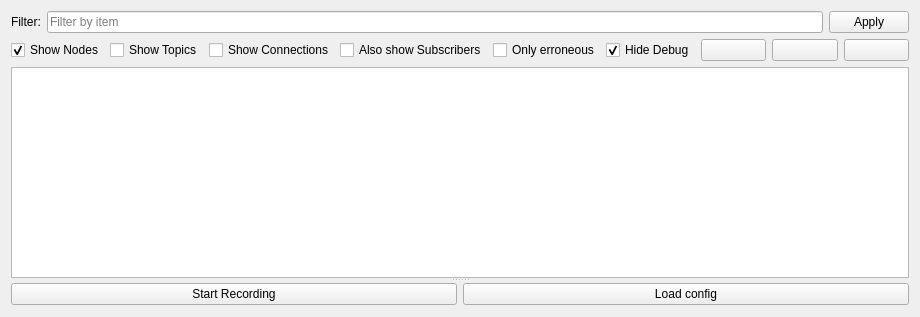
The window that arni_rqt_detail_plugin/resources/TreeWidget.ui (UTNuclearRobotics/arni) describes before a commit, drawn with Qt 5.
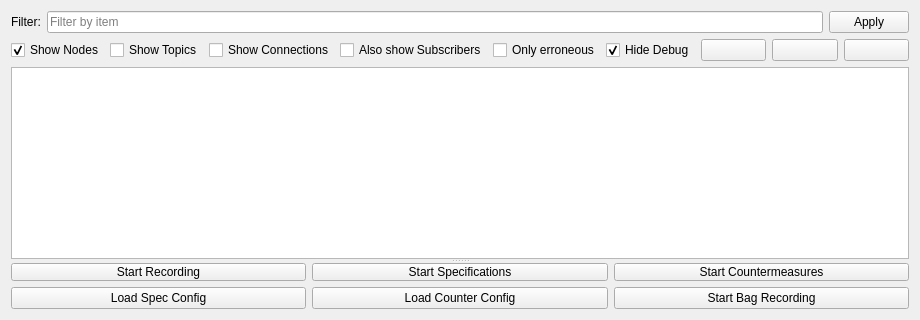
The same window after the commit. Icons and pictures are not drawn.

Commit message: add control buttons to tree widget

Patch:
```diff
--- a/arni_rqt_detail_plugin/resources/TreeWidget.ui
+++ b/arni_rqt_detail_plugin/resources/TreeWidget.ui
@@ -172,7 +172,12 @@
             </layout>
           </widget>
           <widget class="QWidget" name="layoutWidget">
-            <layout class="QHBoxLayout" name="horizontalLayout">
+            <layout class="QVBoxLayout" name="horizontalLayout">
+              <property name="alignment">
+                <enum>Qt::AlignVCenter</enum>
+              </property>
+              <item>
+                <layout class="QHBoxLayout" name="loading_layout">
               <item>
                 <widget class="QPushButton" name="recording_push_button">
                   <property name="sizePolicy">
@@ -193,17 +198,93 @@
                 </widget>
               </item>
               <item>
-                <widget class="QPushButton" name="load_config_push_button">
+                    <widget class="QPushButton" name="start_spec_button">
+                      <property name="sizePolicy">
+                        <sizepolicy hsizetype="Minimum" vsizetype="Fixed">
+                          <horstretch>0</horstretch>
+                          <verstretch>0</verstretch>
+                        </sizepolicy>
+                      </property>
                   <property name="minimumSize">
                     <size>
                       <width>20</width>
+                          <height>10</height>
+                        </size>
+                      </property>
+                      <property name="text">
+                        <string>Start Specifications</string>
+                      </property>
+                    </widget>
+                  </item>
+                  <item>
+                    <widget class="QPushButton" name="start_counter_button">
+                      <property name="sizePolicy">
+                        <sizepolicy hsizetype="Minimum" vsizetype="Fixed">
+                          <horstretch>0</horstretch>
+                          <verstretch>0</verstretch>
+                        </sizepolicy>
+                      </property>
+                      <property name="minimumSize">
+                        <size>
+                          <width>20</width>
+                          <height>10</height>
+                        </size>
+                      </property>
+                      <property name="text">
+                        <string>Start Countermeasures</string>
+                      </property>
+                    </widget>
+                  </item>
+                </layout>
+              </item>
+              <item>
+                <layout class="QHBoxLayout" name="horizontalLayout">
+                  <item>
+                    <widget class="QPushButton" name="load_spec_push_button">
+                      <property name="minimumSize">
+                        <size>
+                          <width>20</width>
                       <height>0</height>
                     </size>
                   </property>
                   <property name="text">
-                    <string>Load config</string>
-                  </property>
-                </widget>
+                        <string>Load Spec Config</string>
+                      </property>
+                    </widget>
+                  </item>
+                  <item>
+                    <widget class="QPushButton" name="load_counter_push_button">
+                      <property name="minimumSize">
+                        <size>
+                          <width>20</width>
+                          <height>0</height>
+                        </size>
+                      </property>
+                      <property name="text">
+                        <string>Load Counter Config</string>
+                      </property>
+                    </widget>
+                  </item>
+                  <item>
+                    <widget class="QPushButton" name="start_bag_recording">
+                      <property name="sizePolicy">
+                        <sizepolicy hsizetype="Minimum" vsizetype="Fixed">
+                          <horstretch>0</horstretch>
+                          <verstretch>0</verstretch>
+                        </sizepolicy>
+                      </property>
+                      <property name="minimumSize">
+                        <size>
+                          <width>20</width>
+                          <height>10</height>
+                        </size>
+                      </property>
+                      <property name="text">
+                        <string>Start Bag Recording</string>
+                      </property>
+                    </widget>
+                  </item>
+                </layout>
               </item>
             </layout>
           </widget>
```
Left out of the diff: 3 changed lines with no effect on the pictures. Lines whose indentation alone changed are shown as unchanged. The commit also changes 1 other file.
